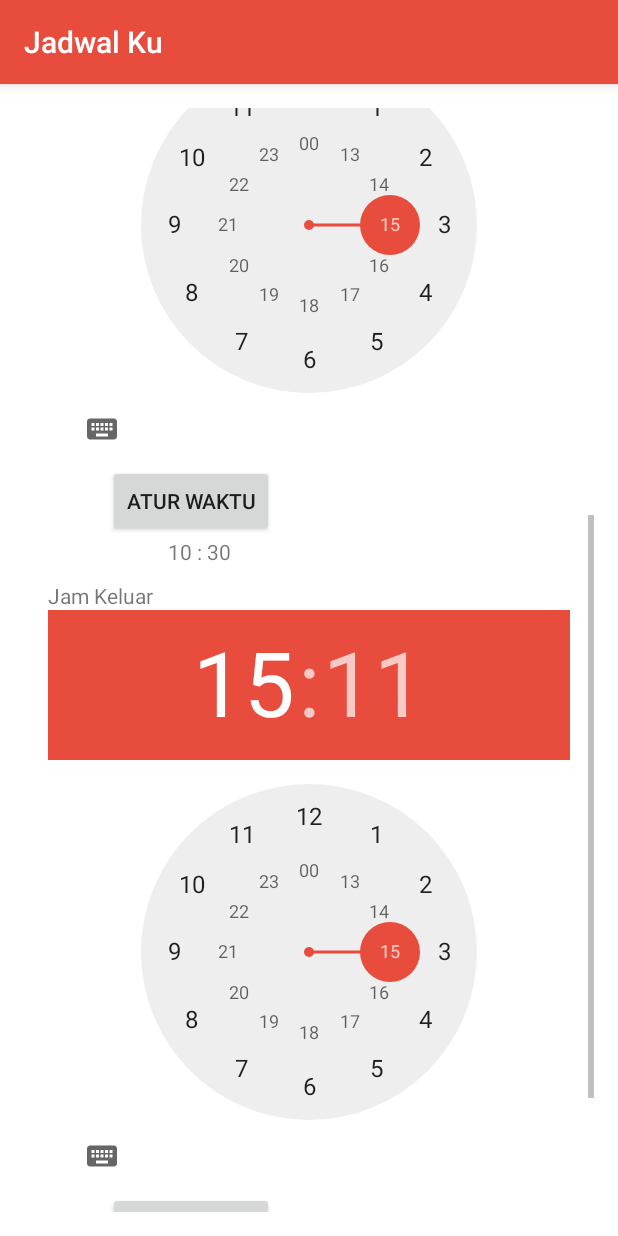
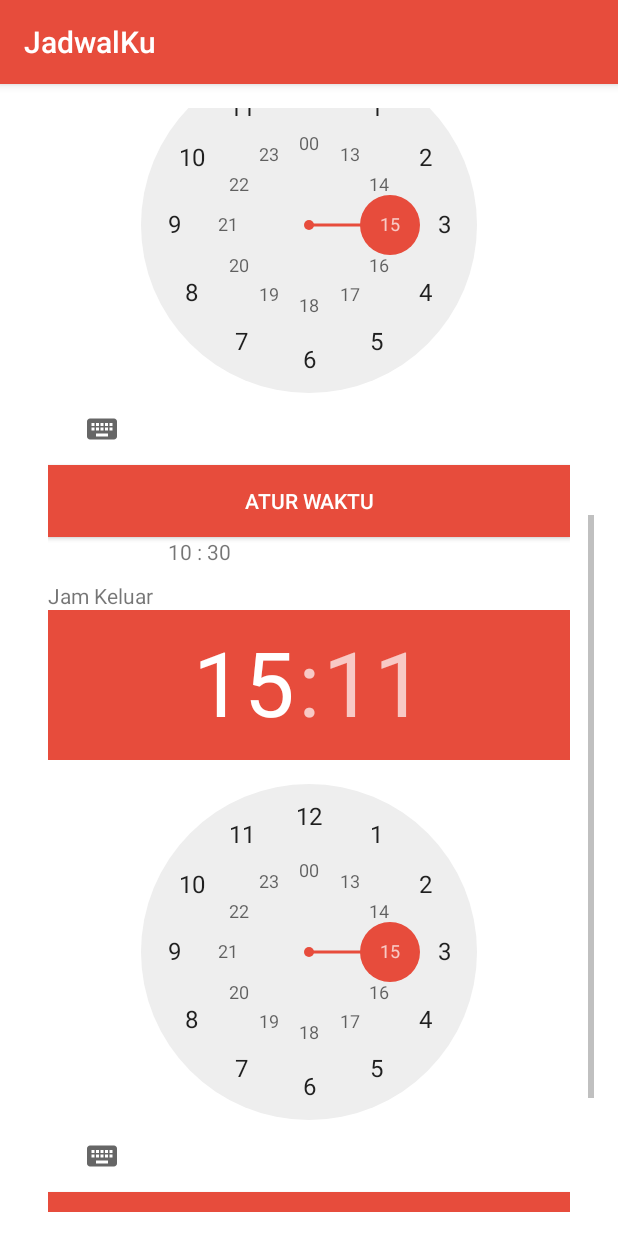
Before and after one commit to fahrirh/JadwalKu, an Android app: the BuatBiodata screen opened directly, with no data from a screen before it, scrolled down 537 dp, on a phone screen of 412 x 824 dp. Run offline under Robolectric (Android 15) with nearby library versions, the light colour scheme and no system bars.

Commit message:
fixing button&padding 2

```diff
--- a/app/src/main/res/layout/activity_buat_biodata.xml
+++ b/app/src/main/res/layout/activity_buat_biodata.xml
@@ -130,13 +130,15 @@
 
         <Button
             android:id="@+id/set_buttonJamMasuk"
-            android:layout_width="wrap_content"
+            android:layout_width="match_parent"
             android:layout_height="wrap_content"
             android:layout_alignLeft="@+id/timePicker1"
             android:layout_below="@+id/timePicker1"
             android:onClick="setTime"
             android:text="@string/time_save"
-            android:layout_marginLeft="40dp"/>
+            android:textColor="#FFFFFF"
+            android:background="#E74C3C"
+            />
 
         <TextView
             android:id="@+id/textViewJamMasuk"
@@ -164,13 +166,14 @@
 
         <Button
             android:id="@+id/set_buttonJamKeluar"
-            android:layout_width="wrap_content"
+            android:layout_width="match_parent"
             android:layout_height="wrap_content"
             android:layout_alignLeft="@+id/timePicker2"
             android:layout_below="@+id/timePicker2"
             android:onClick="setTime"
             android:text="@string/time_save"
-            android:layout_marginLeft="40dp"/>
+            android:textColor="#FFFFFF"
+            android:background="#E74C3C"/>
 
         <TextView
             android:id="@+id/textViewJamKeluar"
--- a/app/src/main/res/values/strings.xml
+++ b/app/src/main/res/values/strings.xml
@@ -1,5 +1,5 @@
 <resources>
-    <string name="app_name">Jadwal Ku</string>
+    <string name="app_name">JadwalKu</string>
 
 
     <string-array name="hari_array">
--- a/app/src/main/res/values/styles.xml
+++ b/app/src/main/res/values/styles.xml
@@ -4,7 +4,7 @@
     <style name="AppTheme" parent="Base.Theme.AppCompat.Light.DarkActionBar">
         <!-- Customize your theme here. -->
         <item name="colorPrimary">@color/colorPrimary</item>
-        <item name="colorPrimaryDark">@color/colorPrimaryDark</item>
+        <item name="colorPrimaryDark">@color/colorPrimary</item>
         <item name="colorAccent">@color/colorAccent</item>
     </style>
 
```
